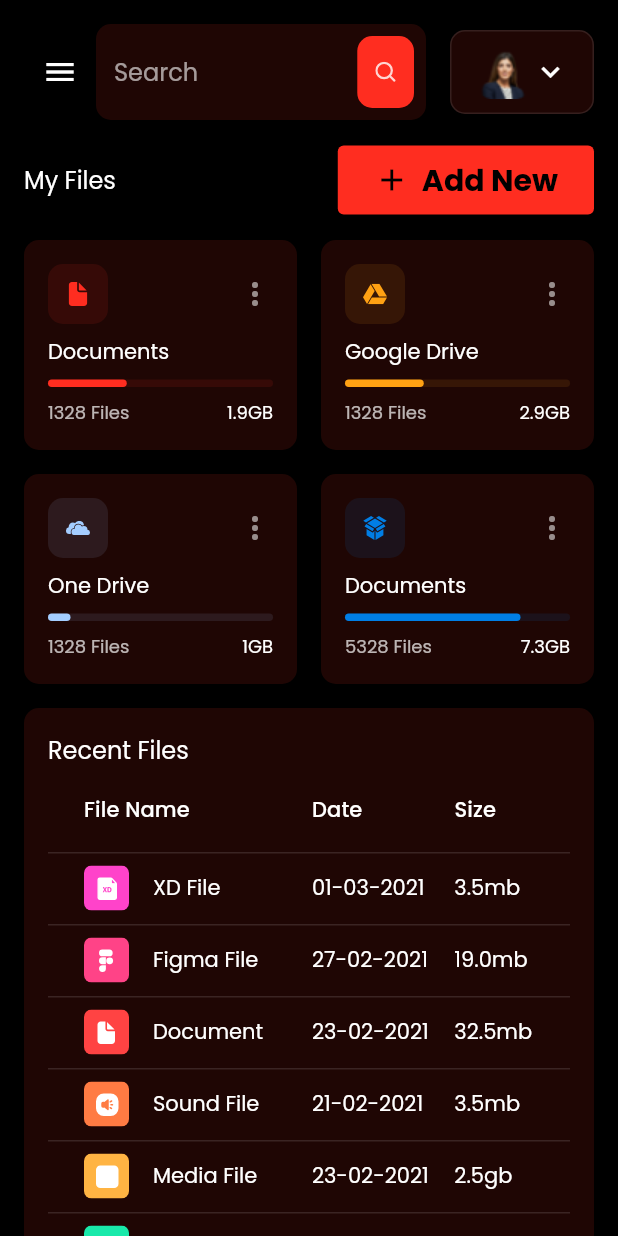
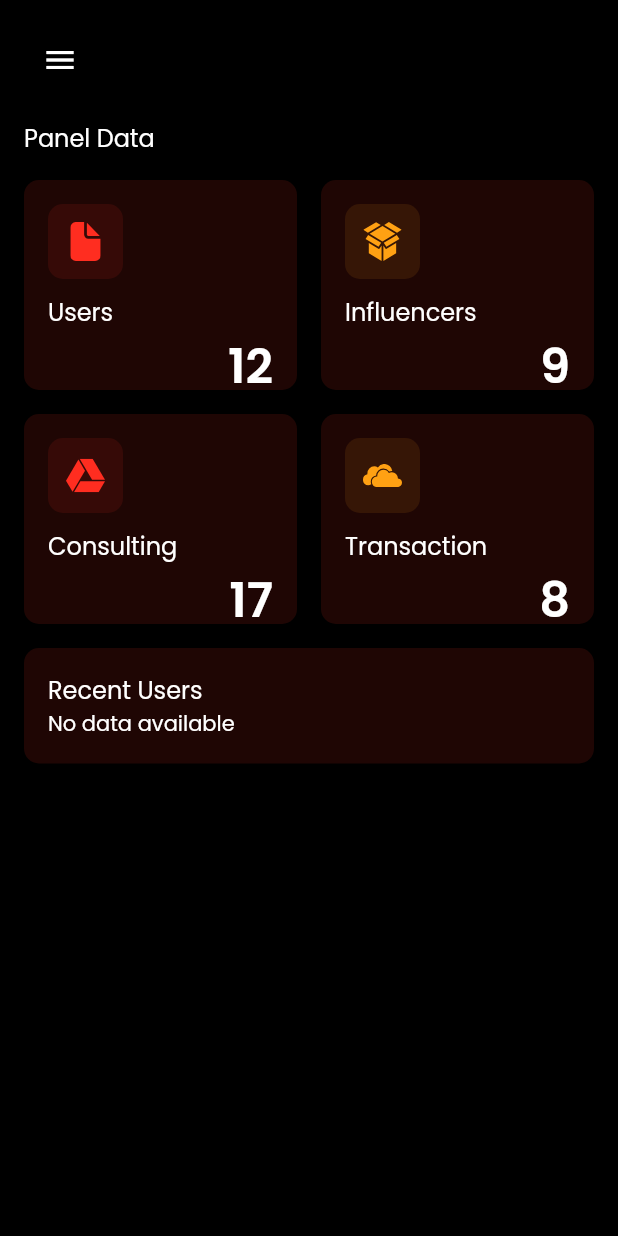
Before and after one commit to SanchitDang/sponsor_hub_admin, a Flutter app: the screen it shows after launch, on a phone screen of 412 x 824 dp. Run offline on Flutter 3.47's test engine with Material 2 defaults, Android fonts, the phone set to English and light mode, and no system bars; our stand-ins replace cloud_firestore, firebase_core, fl_chart, flutter_svg, get, google_fonts; accounts and stored records are empty.

Commit message:
dashboard UI updated

```diff
--- a/lib/models/MyFiles.dart
+++ b/lib/models/MyFiles.dart
@@ -1,52 +1,41 @@
 import 'package:admin/constants.dart';
 import 'package:flutter/material.dart';
 
-class CloudStorageInfo {
-  final String? svgSrc, title, totalStorage;
-  final int? numOfFiles, percentage;
+class PanelData {
+  final String? svgSrc, title, total;
   final Color? color;
 
-  CloudStorageInfo({
+  PanelData({
     this.svgSrc,
     this.title,
-    this.totalStorage,
-    this.numOfFiles,
-    this.percentage,
+    this.total,
     this.color,
   });
 }
 
-List demoMyFiles = [
-  CloudStorageInfo(
-    title: "Documents",
-    numOfFiles: 1328,
+List demoData = [
+  PanelData(
+    title: "Users",
     svgSrc: "assets/icons/Documents.svg",
-    totalStorage: "1.9GB",
+    total: "12",
     color: primaryColor,
-    percentage: 35,
   ),
-  CloudStorageInfo(
-    title: "Google Drive",
-    numOfFiles: 1328,
+  PanelData(
+    title: "Influencers",
+    svgSrc: "assets/icons/drop_box.svg",
+    total: "9",
+    color: Color(0xFFFFA113),
+  ),
+  PanelData(
+    title: "Consulting",
     svgSrc: "assets/icons/google_drive.svg",
-    totalStorage: "2.9GB",
+    total: "17",
+    color: primaryColor,
+  ),
+  PanelData(
+    title: "Transaction",
+    svgSrc: "assets/icons/one_drive.svg",
+    total: "8",
     color: Color(0xFFFFA113),
-    percentage: 35,
-  ),
-  CloudStorageInfo(
-    title: "One Drive",
-    numOfFiles: 1328,
-    svgSrc: "assets/icons/one_drive.svg",
-    totalStorage: "1GB",
-    color: Color(0xFFA4CDFF),
-    percentage: 10,
-  ),
-  CloudStorageInfo(
-    title: "Documents",
-    numOfFiles: 5328,
-    svgSrc: "assets/icons/drop_box.svg",
-    totalStorage: "7.3GB",
-    color: Color(0xFF007EE5),
-    percentage: 78,
   ),
 ];
--- a/lib/screens/dashboard/components/file_info_card.dart
+++ b/lib/screens/dashboard/components/file_info_card.dart
@@ -4,13 +4,13 @@ import 'package:flutter_svg/flutter_svg.dart';
 
 import '../../../constants.dart';
 
-class FileInfoCard extends StatelessWidget {
-  const FileInfoCard({
+class PanelInfoCard extends StatelessWidget {
+  const PanelInfoCard({
     Key? key,
     required this.info,
   }) : super(key: key);
 
-  final CloudStorageInfo info;
+  final PanelData info;
 
   @override
   Widget build(BuildContext context) {
@@ -24,13 +24,16 @@ class FileInfoCard extends StatelessWidget {
         crossAxisAlignment: CrossAxisAlignment.start,
         mainAxisAlignment: MainAxisAlignment.spaceBetween,
         children: [
+          Column(
+            crossAxisAlignment: CrossAxisAlignment.start,
+            children: [
               Row(
-            mainAxisAlignment: MainAxisAlignment.spaceBetween,
+                mainAxisAlignment: MainAxisAlignment.start,
                 children: [
                   Container(
                     padding: EdgeInsets.all(defaultPadding * 0.75),
-                height: 40,
-                width: 40,
+                    height: 50,
+                    width: 50,
                     decoration: BoxDecoration(
                       color: info.color!.withOpacity(0.1),
                       borderRadius: const BorderRadius.all(Radius.circular(10)),
@@ -41,34 +44,30 @@ class FileInfoCard extends StatelessWidget {
                           info.color ?? Colors.black, BlendMode.srcIn),
                     ),
                   ),
-              Icon(Icons.more_vert, color: Colors.white54)
                 ],
               ),
+              SizedBox(height: 10,),
               Text(
                 info.title!,
                 maxLines: 1,
                 overflow: TextOverflow.ellipsis,
+                style: TextStyle(
+                    fontSize: 16,
+                    color: Colors.white
                 ),
-          ProgressLine(
-            color: info.color,
-            percentage: info.percentage,
+              ),
+            ],
           ),
           Row(
-            mainAxisAlignment: MainAxisAlignment.spaceBetween,
+            mainAxisAlignment: MainAxisAlignment.end,
             children: [
               Text(
-                "${info.numOfFiles} Files",
-                style: Theme.of(context)
-                    .textTheme
-                    .bodySmall!
-                    .copyWith(color: Colors.white70),
+                info.total!,
+                style: TextStyle(
+                  fontSize: 32,
+                  fontWeight: FontWeight.w600,
+                  color: Colors.white
                 ),
-              Text(
-                info.totalStorage!,
-                style: Theme.of(context)
-                    .textTheme
-                    .bodySmall!
-                    .copyWith(color: Colors.white),
               ),
             ],
           )
@@ -77,40 +76,3 @@ class FileInfoCard extends StatelessWidget {
     );
   }
 }
-
-class ProgressLine extends StatelessWidget {
-  const ProgressLine({
-    Key? key,
-    this.color = primaryColor,
-    required this.percentage,
-  }) : super(key: key);
-
-  final Color? color;
-  final int? percentage;
-
-  @override
-  Widget build(BuildContext context) {
-    return Stack(
-      children: [
-        Container(
-          width: double.infinity,
-          height: 5,
-          decoration: BoxDecoration(
-            color: color!.withOpacity(0.1),
-            borderRadius: BorderRadius.all(Radius.circular(10)),
-          ),
-        ),
-        LayoutBuilder(
-          builder: (context, constraints) => Container(
-            width: constraints.maxWidth * (percentage! / 100),
-            height: 5,
-            decoration: BoxDecoration(
-              color: color,
-              borderRadius: BorderRadius.all(Radius.circular(10)),
-            ),
-          ),
-        ),
-      ],
-    );
-  }
-}
--- a/lib/screens/dashboard/components/header.dart
+++ b/lib/screens/dashboard/components/header.dart
@@ -27,10 +27,10 @@ class Header extends StatelessWidget {
             "Dashboard",
             style: Theme.of(context).textTheme.titleLarge,
           ),
-        if (!Responsive.isMobile(context))
-          Spacer(flex: Responsive.isDesktop(context) ? 2 : 1),
-        Expanded(child: SearchField()),
-        ProfileCard()
+        // if (!Responsive.isMobile(context))
+        //   Spacer(flex: Responsive.isDesktop(context) ? 2 : 1),
+        // Expanded(child: SearchField()),
+        // ProfileCard()
       ],
     );
   }
--- a/lib/screens/dashboard/components/my_fields.dart
+++ b/lib/screens/dashboard/components/my_fields.dart
@@ -7,8 +7,8 @@ import '../../../widgets/button.dart';
 import '../../../widgets/icon_button.dart';
 import 'file_info_card.dart';
 
-class MyFiles extends StatelessWidget {
-  const MyFiles({
+class PanelData extends StatelessWidget {
+  const PanelData({
     Key? key,
   }) : super(key: key);
 
@@ -21,14 +21,14 @@ class MyFiles extends StatelessWidget {
           mainAxisAlignment: MainAxisAlignment.spaceBetween,
           children: [
             Text(
-              "My Files",
+              "Panel Data",
               style: Theme.of(context).textTheme.titleMedium,
             ),
-            MyIconButton(
-              onPressed: () {},
-              label: "Add New",
-              icon: Icons.add,
-            ),
+            // MyIconButton(
+            //   onPressed: () {},
+            //   label: "Add New",
+            //   icon: Icons.add,
+            // ),
             // MyButton(onTap: () {}, text: "Update Profile"),
           ],
         ),
@@ -63,14 +63,14 @@ class FileInfoCardGridView extends StatelessWidget {
     return GridView.builder(
       physics: NeverScrollableScrollPhysics(),
       shrinkWrap: true,
-      itemCount: demoMyFiles.length,
+      itemCount: demoData.length,
       gridDelegate: SliverGridDelegateWithFixedCrossAxisCount(
         crossAxisCount: crossAxisCount,
         crossAxisSpacing: defaultPadding,
         mainAxisSpacing: defaultPadding,
         childAspectRatio: childAspectRatio,
       ),
-      itemBuilder: (context, index) => FileInfoCard(info: demoMyFiles[index]),
+      itemBuilder: (context, index) => PanelInfoCard(info: demoData[index]),
     );
   }
 }
--- a/lib/screens/dashboard/components/my_files.dart
+++ b/lib/screens/dashboard/components/my_files.dart
@@ -67,14 +67,14 @@ class FileInfoCardGridView extends StatelessWidget {
     return GridView.builder(
       physics: NeverScrollableScrollPhysics(),
       shrinkWrap: true,
-      itemCount: demoMyFiles.length,
+      itemCount: demoData.length,
       gridDelegate: SliverGridDelegateWithFixedCrossAxisCount(
         crossAxisCount: crossAxisCount,
         crossAxisSpacing: defaultPadding,
         mainAxisSpacing: defaultPadding,
         childAspectRatio: childAspectRatio,
       ),
-      itemBuilder: (context, index) => FileInfoCard(info: demoMyFiles[index]),
+      itemBuilder: (context, index) => PanelInfoCard(info: demoData[index]),
     );
   }
 }
--- a/lib/screens/dashboard/components/recent_files.dart
+++ b/lib/screens/dashboard/components/recent_files.dart
@@ -1,17 +1,18 @@
-import 'package:admin/models/RecentFile.dart';
-
 import 'package:flutter/material.dart';
-import 'package:flutter_svg/svg.dart';
 
 import '../../../constants.dart';
+import '../../../models/user_model.dart';
+import '../../../services/firebase_firestore_service.dart';
 
-class RecentFiles extends StatelessWidget {
-  const RecentFiles({
+class RecentUsers extends StatelessWidget {
+  const RecentUsers({
     Key? key,
   }) : super(key: key);
 
   @override
   Widget build(BuildContext context) {
+    final FirestoreService _firestoreService = FirestoreService();
+
     return Container(
       padding: EdgeInsets.all(defaultPadding),
       decoration: BoxDecoration(
@@ -22,57 +23,73 @@ class RecentFiles extends StatelessWidget {
         crossAxisAlignment: CrossAxisAlignment.start,
         children: [
           Text(
-            "Recent Files",
+            "Recent Users",
             style: Theme.of(context).textTheme.titleMedium,
           ),
           SizedBox(
             width: double.infinity,
-            child: DataTable(
+            child: FutureBuilder<List<UserModel>>(
+              future: _firestoreService.getRecentUsers(8),
+              builder: (context, snapshot) {
+                if (snapshot.connectionState == ConnectionState.waiting) {
+                  return SizedBox(
+                      width: 50,
+                      height: 50,
+                      child: CircularProgressIndicator(color: primaryColor));
+                } else if (snapshot.hasError) {
+                  return Text('Error: ${snapshot.error}');
+                } else if (!snapshot.hasData || snapshot.data!.isEmpty) {
+                  return Text('No data available');
+                } else {
+                  List<UserModel> users = snapshot.data!;
+                  return DataTable(
                     columnSpacing: defaultPadding,
-              // minWidth: 600,
                     columns: [
                       DataColumn(
-                  label: Text("File Name"),
+                        label: Text("Name"),
                       ),
                       DataColumn(
-                  label: Text("Date"),
+                        label: Text("Type"),
                       ),
                       DataColumn(
-                  label: Text("Size"),
+                        label: Text("Email"),
                       ),
                     ],
-              rows: List.generate(
-                demoRecentFiles.length,
-                (index) => recentFileDataRow(demoRecentFiles[index]),
-              ),
+                    rows:
+                        users.map((user) => _recentUserDataRow(user)).toList(),
+                  );
+                }
+              },
             ),
           ),
         ],
       ),
     );
   }
-}
 
-DataRow recentFileDataRow(RecentFile fileInfo) {
+  DataRow _recentUserDataRow(UserModel user) {
     return DataRow(
       cells: [
         DataCell(
           Row(
             children: [
-            SvgPicture.asset(
-              fileInfo.icon!,
-              height: 30,
-              width: 30,
+              CircleAvatar(
+                backgroundImage: user.profilePic != "profilePicURL"
+                    ? NetworkImage(user.profilePic!)
+                    : const NetworkImage(
+                        "https://firebasestorage.googleapis.com/v0/b/sponsor-hub-dnm.appspot.com/o/user_image%2Fuser.jpg?alt=media&token=de49dd69-ce8c-44f9-8a1f-10a09816b1b7"),
+                radius: 15,
               ),
               Padding(
                 padding: const EdgeInsets.symmetric(horizontal: defaultPadding),
-              child: Text(fileInfo.title!),
+                child: Text(user.name ?? ""),
               ),
             ],
           ),
         ),
-      DataCell(Text(fileInfo.date!)),
-      DataCell(Text(fileInfo.size!)),
+        DataCell(Text(user.type ?? "")),
+        DataCell(Text(user.email ?? "")),
       ],
     );
   }
+}
--- a/lib/screens/dashboard/dashboard_screen.dart
+++ b/lib/screens/dashboard/dashboard_screen.dart
@@ -26,23 +26,23 @@ class DashboardScreen extends StatelessWidget {
                   flex: 5,
                   child: Column(
                     children: [
-                      MyFiles(),
+                      PanelData(),
                       SizedBox(height: defaultPadding),
-                      RecentFiles(),
+                      RecentUsers(),
                       if (Responsive.isMobile(context))
                         SizedBox(height: defaultPadding),
-                      if (Responsive.isMobile(context)) StorageDetails(),
+                      // if (Responsive.isMobile(context)) StorageDetails(),
                     ],
                   ),
                 ),
-                if (!Responsive.isMobile(context))
-                  SizedBox(width: defaultPadding),
-                // On Mobile means if the screen is less than 850 we don't want to show it
-                if (!Responsive.isMobile(context))
-                  Expanded(
-                    flex: 2,
-                    child: StorageDetails(),
-                  ),
+                // if (!Responsive.isMobile(context))
+                //   SizedBox(width: defaultPadding),
+                // // On Mobile means if the screen is less than 850 we don't want to show it
+                // if (!Responsive.isMobile(context))
+                //   Expanded(
+                //     flex: 2,
+                //     child: StorageDetails(),
+                //   ),
               ],
             )
           ],
```
Also changed, not shown: lib/screens/users/update_user.dart (+41 -68 lines), lib/screens/users/user_profile_controller.dart (+6 -5 lines), lib/services/firebase_firestore_service.dart (+13 -3 lines), assets/images/logo.png. Lines whose indentation alone changed are shown as unchanged.
